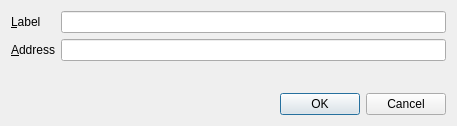
Before: the Qt Designer form src/qt/forms/editaddressdialog.ui in AndreaDejanGrande/vDinar, drawn with Qt 5.
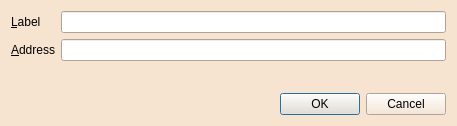
After: the same form once the commit is applied.

The edit to the form file:
```diff
--- a/src/qt/forms/editaddressdialog.ui
+++ b/src/qt/forms/editaddressdialog.ui
@@ -10,6 +10,421 @@
     <height>126</height>
    </rect>
   </property>
+  <property name="palette">
+   <palette>
+    <active>
+     <colorrole role="WindowText">
+      <brush brushstyle="SolidPattern">
+       <color alpha="255">
+        <red>0</red>
+        <green>0</green>
+        <blue>0</blue>
+       </color>
+      </brush>
+     </colorrole>
+     <colorrole role="Button">
+      <brush brushstyle="SolidPattern">
+       <color alpha="255">
+        <red>246</red>
+        <green>227</green>
+        <blue>208</blue>
+       </color>
+      </brush>
+     </colorrole>
+     <colorrole role="Light">
+      <brush brushstyle="SolidPattern">
+       <color alpha="255">
+        <red>255</red>
+        <green>255</green>
+        <blue>255</blue>
+       </color>
+      </brush>
+     </colorrole>
+     <colorrole role="Midlight">
+      <brush brushstyle="SolidPattern">
+       <color alpha="255">
+        <red>250</red>
+        <green>241</green>
+        <blue>231</blue>
+       </color>
+      </brush>
+     </colorrole>
+     <colorrole role="Dark">
+      <brush brushstyle="SolidPattern">
+       <color alpha="255">
+        <red>123</red>
+        <green>113</green>
+        <blue>104</blue>
+       </color>
+      </brush>
+     </colorrole>
+     <colorrole role="Mid">
+      <brush brushstyle="SolidPattern">
+       <color alpha="255">
+        <red>164</red>
+        <green>151</green>
+        <blue>139</blue>
+       </color>
+      </brush>
+     </colorrole>
+     <colorrole role="Text">
+      <brush brushstyle="SolidPattern">
+       <color alpha="255">
+        <red>0</red>
+        <green>0</green>
+        <blue>0</blue>
+       </color>
+      </brush>
+     </colorrole>
+     <colorrole role="BrightText">
+      <brush brushstyle="SolidPattern">
+       <color alpha="255">
+        <red>255</red>
+        <green>255</green>
+        <blue>255</blue>
+       </color>
+      </brush>
+     </colorrole>
+     <colorrole role="ButtonText">
+      <brush brushstyle="SolidPattern">
+       <color alpha="255">
+        <red>0</red>
+        <green>0</green>
+        <blue>0</blue>
+       </color>
+      </brush>
+     </colorrole>
+     <colorrole role="Base">
+      <brush brushstyle="SolidPattern">
+       <color alpha="255">
+        <red>255</red>
+        <green>255</green>
+        <blue>255</blue>
+       </color>
+      </brush>
+     </colorrole>
+     <colorrole role="Window">
+      <brush brushstyle="SolidPattern">
+       <color alpha="255">
+        <red>246</red>
+        <green>227</green>
+        <blue>208</blue>
+       </color>
+      </brush>
+     </colorrole>
+     <colorrole role="Shadow">
+      <brush brushstyle="SolidPattern">
+       <color alpha="255">
+        <red>0</red>
+        <green>0</green>
+        <blue>0</blue>
+       </color>
+      </brush>
+     </colorrole>
+     <colorrole role="AlternateBase">
+      <brush brushstyle="SolidPattern">
+       <color alpha="255">
+        <red>250</red>
+        <green>241</green>
+        <blue>231</blue>
+       </color>
+      </brush>
+     </colorrole>
+     <colorrole role="ToolTipBase">
+      <brush brushstyle="SolidPattern">
+       <color alpha="255">
+        <red>255</red>
+        <green>255</green>
+        <blue>220</blue>
+       </color>
+      </brush>
+     </colorrole>
+     <colorrole role="ToolTipText">
+      <brush brushstyle="SolidPattern">
+       <color alpha="255">
+        <red>0</red>
+        <green>0</green>
+        <blue>0</blue>
+       </color>
+      </brush>
+     </colorrole>
+    </active>
+    <inactive>
+     <colorrole role="WindowText">
+      <brush brushstyle="SolidPattern">
+       <color alpha="255">
+        <red>0</red>
+        <green>0</green>
+        <blue>0</blue>
+       </color>
+      </brush>
+     </colorrole>
+     <colorrole role="Button">
+      <brush brushstyle="SolidPattern">
+       <color alpha="255">
+        <red>246</red>
+        <green>227</green>
+        <blue>208</blue>
+       </color>
+      </brush>
+     </colorrole>
+     <colorrole role="Light">
+      <brush brushstyle="SolidPattern">
+       <color alpha="255">
+        <red>255</red>
+        <green>255</green>
+        <blue>255</blue>
+       </color>
+      </brush>
+     </colorrole>
+     <colorrole role="Midlight">
+      <brush brushstyle="SolidPattern">
+       <color alpha="255">
+        <red>250</red>
+        <green>241</green>
+        <blue>231</blue>
+       </color>
+      </brush>
+     </colorrole>
+     <colorrole role="Dark">
+      <brush brushstyle="SolidPattern">
+       <color alpha="255">
+        <red>123</red>
+        <green>113</green>
+        <blue>104</blue>
+       </color>
+      </brush>
+     </colorrole>
+     <colorrole role="Mid">
+      <brush brushstyle="SolidPattern">
+       <color alpha="255">
+        <red>164</red>
+        <green>151</green>
+        <blue>139</blue>
+       </color>
+      </brush>
+     </colorrole>
+     <colorrole role="Text">
+      <brush brushstyle="SolidPattern">
+       <color alpha="255">
+        <red>0</red>
+        <green>0</green>
+        <blue>0</blue>
+       </color>
+      </brush>
+     </colorrole>
+     <colorrole role="BrightText">
+      <brush brushstyle="SolidPattern">
+       <color alpha="255">
+        <red>255</red>
+        <green>255</green>
+        <blue>255</blue>
+       </color>
+      </brush>
+     </colorrole>
+     <colorrole role="ButtonText">
+      <brush brushstyle="SolidPattern">
+       <color alpha="255">
+        <red>0</red>
+        <green>0</green>
+        <blue>0</blue>
+       </color>
+      </brush>
+     </colorrole>
+     <colorrole role="Base">
+      <brush brushstyle="SolidPattern">
+       <color alpha="255">
+        <red>255</red>
+        <green>255</green>
+        <blue>255</blue>
+       </color>
+      </brush>
+     </colorrole>
+     <colorrole role="Window">
+      <brush brushstyle="SolidPattern">
+       <color alpha="255">
+        <red>246</red>
+        <green>227</green>
+        <blue>208</blue>
+       </color>
+      </brush>
+     </colorrole>
+     <colorrole role="Shadow">
+      <brush brushstyle="SolidPattern">
+       <color alpha="255">
+        <red>0</red>
+        <green>0</green>
+        <blue>0</blue>
+       </color>
+      </brush>
+     </colorrole>
+     <colorrole role="AlternateBase">
+      <brush brushstyle="SolidPattern">
+       <color alpha="255">
+        <red>250</red>
+        <green>241</green>
+        <blue>231</blue>
+       </color>
+      </brush>
+     </colorrole>
+     <colorrole role="ToolTipBase">
+      <brush brushstyle="SolidPattern">
+       <color alpha="255">
+        <red>255</red>
+        <green>255</green>
+        <blue>220</blue>
+       </color>
+      </brush>
+     </colorrole>
+     <colorrole role="ToolTipText">
+      <brush brushstyle="SolidPattern">
+       <color alpha="255">
+        <red>0</red>
+        <green>0</green>
+        <blue>0</blue>
+       </color>
+      </brush>
+     </colorrole>
+    </inactive>
+    <disabled>
+     <colorrole role="WindowText">
+      <brush brushstyle="SolidPattern">
+       <color alpha="255">
+        <red>123</red>
+        <green>113</green>
+        <blue>104</blue>
+       </color>
+      </brush>
+     </colorrole>
+     <colorrole role="Button">
+      <brush brushstyle="SolidPattern">
+       <color alpha="255">
+        <red>246</red>
+        <green>227</green>
+        <blue>208</blue>
+       </color>
+      </brush>
+     </colorrole>
+     <colorrole role="Light">
+      <brush brushstyle="SolidPattern">
+       <color alpha="255">
+        <red>255</red>
+        <green>255</green>
+        <blue>255</blue>
+       </color>
+      </brush>
+     </colorrole>
+     <colorrole role="Midlight">
+      <brush brushstyle="SolidPattern">
+       <color alpha="255">
+        <red>250</red>
+        <green>241</green>
+        <blue>231</blue>
+       </color>
+      </brush>
+     </colorrole>
+     <colorrole role="Dark">
+      <brush brushstyle="SolidPattern">
+       <color alpha="255">
+        <red>123</red>
+        <green>113</green>
+        <blue>104</blue>
+       </color>
+      </brush>
+     </colorrole>
+     <colorrole role="Mid">
+      <brush brushstyle="SolidPattern">
+       <color alpha="255">
+        <red>164</red>
+        <green>151</green>
+        <blue>139</blue>
+       </color>
+      </brush>
+     </colorrole>
+     <colorrole role="Text">
+      <brush brushstyle="SolidPattern">
+       <color alpha="255">
+        <red>123</red>
+        <green>113</green>
+        <blue>104</blue>
+       </color>
+      </brush>
+     </colorrole>
+     <colorrole role="BrightText">
+      <brush brushstyle="SolidPattern">
+       <color alpha="255">
+        <red>255</red>
+        <green>255</green>
+        <blue>255</blue>
+       </color>
+      </brush>
+     </colorrole>
+     <colorrole role="ButtonText">
+      <brush brushstyle="SolidPattern">
+       <color alpha="255">
+        <red>123</red>
+        <green>113</green>
+        <blue>104</blue>
+       </color>
+      </brush>
+     </colorrole>
+     <colorrole role="Base">
+      <brush brushstyle="SolidPattern">
+       <color alpha="255">
+        <red>246</red>
+        <green>227</green>
+        <blue>208</blue>
+       </color>
+      </brush>
+     </colorrole>
+     <colorrole role="Window">
+      <brush brushstyle="SolidPattern">
+       <color alpha="255">
+        <red>246</red>
+        <green>227</green>
+        <blue>208</blue>
+       </color>
+      </brush>
+     </colorrole>
+     <colorrole role="Shadow">
+      <brush brushstyle="SolidPattern">
+       <color alpha="255">
+        <red>0</red>
+        <green>0</green>
+        <blue>0</blue>
+       </color>
+      </brush>
+     </colorrole>
+     <colorrole role="AlternateBase">
+      <brush brushstyle="SolidPattern">
+       <color alpha="255">
+        <red>246</red>
+        <green>227</green>
+        <blue>208</blue>
+       </color>
+      </brush>
+     </colorrole>
+     <colorrole role="ToolTipBase">
+      <brush brushstyle="SolidPattern">
+       <color alpha="255">
+        <red>255</red>
+        <green>255</green>
+        <blue>220</blue>
+       </color>
+      </brush>
+     </colorrole>
+     <colorrole role="ToolTipText">
+      <brush brushstyle="SolidPattern">
+       <color alpha="255">
+        <red>0</red>
+        <green>0</green>
+        <blue>0</blue>
+       </color>
+      </brush>
+     </colorrole>
+    </disabled>
+   </palette>
+  </property>
   <property name="windowTitle">
    <string>Edit Address</string>
   </property>
```
